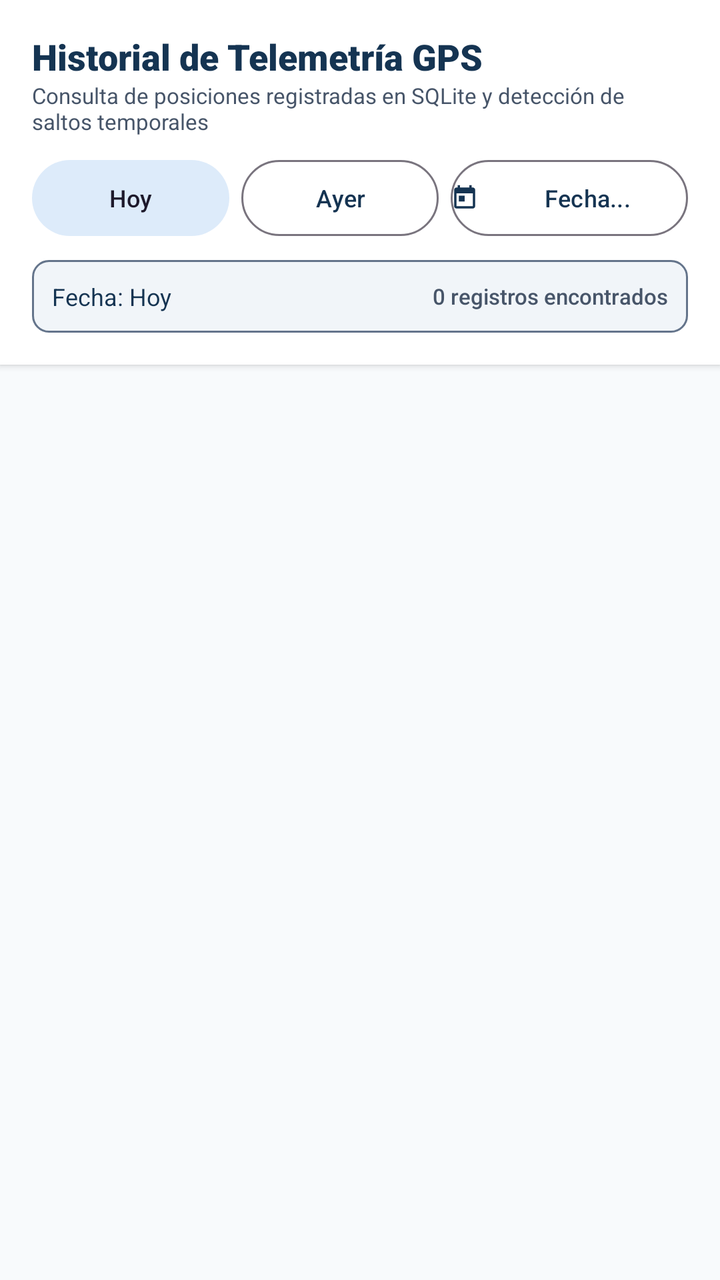
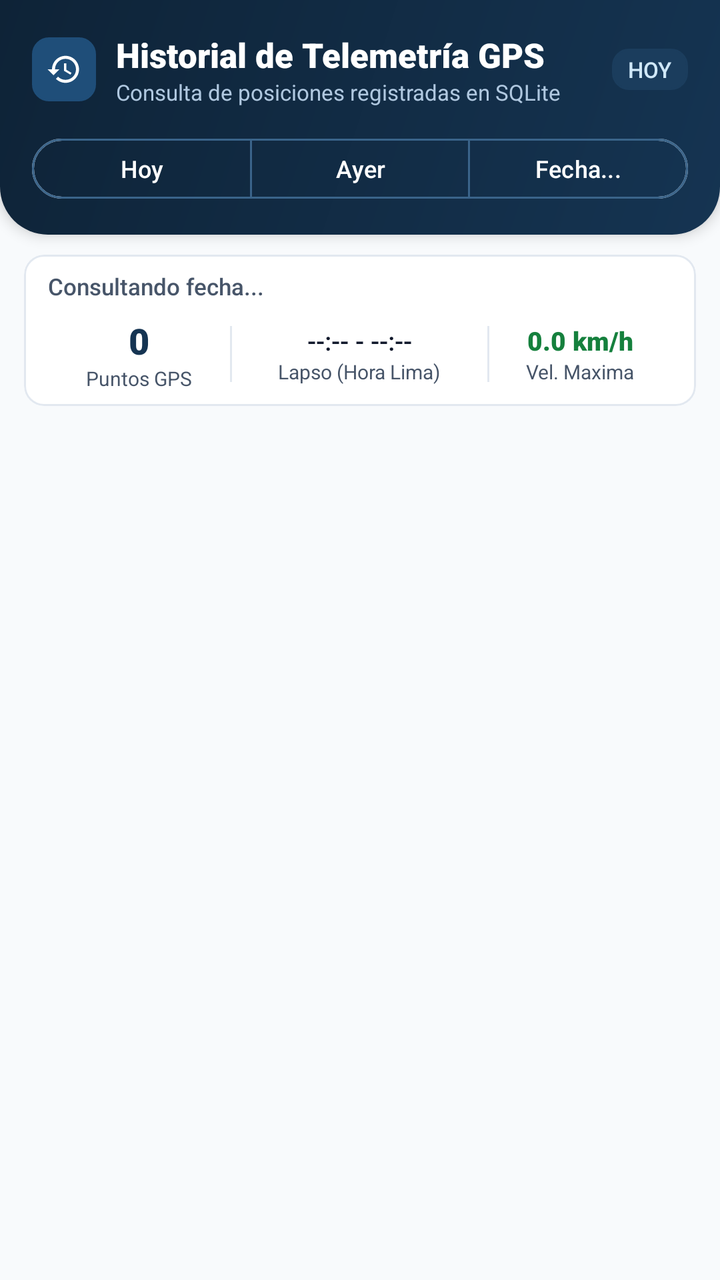

The first picture is an Android layout as it rendered before a commit; the second is the same layout after the commit. The layout source and the unified diff follow.
<!-- AndroidManifest.xml: application theme Theme.GPSCamiones -->
<!-- res/layout/fragment_history.xml -->
<?xml version="1.0" encoding="utf-8"?>
<LinearLayout xmlns:android="http://schemas.android.com/apk/res/android"
    xmlns:app="http://schemas.android.com/apk/res-auto"
    xmlns:tools="http://schemas.android.com/tools"
    android:layout_width="match_parent"
    android:layout_height="match_parent"
    android:background="@color/bg_light"
    android:orientation="vertical">

    
    <LinearLayout
        android:layout_width="match_parent"
        android:layout_height="wrap_content"
        android:background="@color/bg_surface"
        android:elevation="2dp"
        android:orientation="vertical"
        android:padding="16dp">

        <TextView
            android:layout_width="wrap_content"
            android:layout_height="wrap_content"
            android:fontFamily="sans-serif-black"
            android:text="Historial de Telemetría GPS"
            android:textColor="@color/primary_petrol"
            android:textSize="18sp" />

        <TextView
            android:layout_width="wrap_content"
            android:layout_height="wrap_content"
            android:fontFamily="sans-serif"
            android:text="Consulta de posiciones registradas en SQLite y detección de saltos temporales"
            android:textColor="@color/text_secondary"
            android:textSize="11sp" />

        
        <LinearLayout
            android:layout_width="match_parent"
            android:layout_height="wrap_content"
            android:layout_marginTop="12dp"
            android:gravity="center_vertical"
            android:orientation="horizontal">

            <com.google.android.material.button.MaterialButton
                android:id="@+id/btn_filter_today"
                style="@style/Widget.Material3.Button.TonalButton"
                android:layout_width="0dp"
                android:layout_height="38dp"
                android:layout_weight="1"
                android:insetTop="0dp"
                android:insetBottom="0dp"
                android:padding="0dp"
                android:text="Hoy"
                android:textSize="12sp" />

            <com.google.android.material.button.MaterialButton
                android:id="@+id/btn_filter_yesterday"
                style="@style/Widget.Material3.Button.OutlinedButton"
                android:layout_width="0dp"
                android:layout_height="38dp"
                android:layout_marginStart="6dp"
                android:layout_weight="1"
                android:insetTop="0dp"
                android:insetBottom="0dp"
                android:padding="0dp"
                android:text="Ayer"
                android:textSize="12sp" />

            <com.google.android.material.button.MaterialButton
                android:id="@+id/btn_filter_date_picker"
                style="@style/Widget.Material3.Button.OutlinedButton"
                android:layout_width="0dp"
                android:layout_height="38dp"
                android:layout_marginStart="6dp"
                android:layout_weight="1.2"
                android:insetTop="0dp"
                android:insetBottom="0dp"
                android:padding="0dp"
                android:text="Fecha..."
                android:textSize="12sp"
                app:icon="@drawable/ic_calendar"
                app:iconSize="14dp" />
        </LinearLayout>

        
        <LinearLayout
            android:id="@+id/layout_history_summary"
            android:layout_width="match_parent"
            android:layout_height="wrap_content"
            android:layout_marginTop="12dp"
            android:background="@drawable/badge_status_neutral"
            android:gravity="center_vertical"
            android:orientation="horizontal"
            android:padding="10dp">

            <TextView
                android:id="@+id/tv_history_selected_date"
                android:layout_width="0dp"
                android:layout_height="wrap_content"
                android:layout_weight="1"
                android:fontFamily="sans-serif-bold"
                android:text="Fecha: Hoy"
                android:textColor="@color/primary_petrol"
                android:textSize="12sp" />

            <TextView
                android:id="@+id/tv_history_points_count"
                android:layout_width="wrap_content"
                android:layout_height="wrap_content"
                android:fontFamily="sans-serif-medium"
                android:text="0 registros encontrados"
                android:textColor="@color/text_secondary"
                android:textSize="11sp" />
        </LinearLayout>
    </LinearLayout>

    
    <LinearLayout
        android:id="@+id/layout_history_empty"
        android:layout_width="match_parent"
        android:layout_height="0dp"
        android:layout_weight="1"
        android:gravity="center"
        android:orientation="vertical"
        android:padding="32dp"
        android:visibility="gone">

        <ImageView
            android:layout_width="64dp"
            android:layout_height="64dp"
            android:contentDescription="Sin registros"
            android:src="@drawable/ic_history"
            app:tint="@color/text_tertiary" />

        <TextView
            android:layout_width="wrap_content"
            android:layout_height="wrap_content"
            android:layout_marginTop="12dp"
            android:fontFamily="sans-serif-medium"
            android:text="Sin registros para la fecha seleccionada"
            android:textColor="@color/text_secondary"
            android:textSize="14sp" />

        <TextView
            android:layout_width="wrap_content"
            android:layout_height="wrap_content"
            android:layout_marginTop="4dp"
            android:fontFamily="sans-serif"
            android:gravity="center"
            android:text="Verifica que el seguimiento GPS esté activo para capturar posiciones en ruta."
            android:textColor="@color/text_tertiary"
            android:textSize="12sp" />
    </LinearLayout>

    
    <androidx.recyclerview.widget.RecyclerView
        android:id="@+id/rv_history"
        android:layout_width="match_parent"
        android:layout_height="0dp"
        android:layout_weight="1"
        android:clipToPadding="false"
        android:paddingStart="16dp"
        android:paddingTop="12dp"
        android:paddingEnd="16dp"
        android:paddingBottom="16dp" />

</LinearLayout>
<!-- resources referenced by this layout -->
<resources>
  <color name="bg_light">#F8FAFC</color>
  <color name="bg_surface">#FFFFFF</color>
  <color name="primary_petrol">#153452</color>
  <color name="text_secondary">#475569</color>
  <color name="text_tertiary">#94A3B8</color>
  <!-- drawable badge_status_neutral (drawable) -->
  <?xml version="1.0" encoding="utf-8"?>
  <shape xmlns:android="http://schemas.android.com/apk/res/android"
      android:shape="rectangle">
      <corners android:radius="8dp" />
      <solid android:color="@color/status_neutral_container" />
      <stroke
          android:width="1dp"
          android:color="@color/status_neutral" />
  </shape>
  <!-- drawable ic_calendar (drawable) -->
  <vector xmlns:android="http://schemas.android.com/apk/res/android"
      android:width="24dp"
      android:height="24dp"
      android:viewportWidth="24"
      android:viewportHeight="24">
      <path
          android:fillColor="#FF000000"
          android:pathData="M19,3h-1V1h-2v2H8V1H6v2H5c-1.11,0 -1.99,0.9 -1.99,2L3,19c0,1.1 0.89,2 2,2h14c1.1,0 2,-0.9 2,-2V5c0,-1.1 -0.9,-2 -2,-2zm0,16H5V8h14v11zM7,10h5v5H7z" />
  </vector>
  <!-- drawable ic_history (drawable) -->
  <vector xmlns:android="http://schemas.android.com/apk/res/android"
      android:width="24dp"
      android:height="24dp"
      android:viewportWidth="24"
      android:viewportHeight="24">
      <path
          android:fillColor="#FF000000"
          android:pathData="M13,3c-4.97,0 -9,4.03 -9,9H1l3.89,3.89 0.07,0.14L9,12H6c0,-3.87 3.13,-7 7,-7s7,3.13 7,7 -3.13,7 -7,7c-1.93,0 -3.68,-0.79 -4.94,-2.06l-1.42,1.42C8.27,19.99 10.51,21 13,21c4.97,0 9,-4.03 9,-9s-4.03,-9 -9,-9zm-1,5v5l4.28,2.54 0.72,-1.21 -3.5,-2.08V8H12z" />
  </vector>
  <style name="Theme.GPSCamiones" parent="Base.Theme.GPSCamiones" />
  <color name="status_neutral_container">#F1F5F9</color>
  <color name="status_neutral">#64748B</color>
  <color name="text_on_primary">#FFFFFF</color>
  <color name="primary_container">#E8F1F8</color>
  <color name="on_primary_container">#0A1D30</color>
  <color name="secondary_accent">#1E6091</color>
  <color name="secondary_container">#DDEBFA</color>
  <color name="bg_surface_variant">#F1F5F9</color>
  <color name="text_primary">#0F172A</color>
  <color name="primary_petrol_dark">#0E2337</color>
  <!-- unchanged entries left out for length: 1 -->
</resources>

<!-- the commit's change to res/layout/fragment_history.xml (unified diff, before → after) -->
@@ -11,107 +11,250 @@
     <LinearLayout
         android:layout_width="match_parent"
         android:layout_height="wrap_content"
-        android:background="@color/bg_surface"
-        android:elevation="2dp"
+        android:background="@drawable/bg_header_gradient"
+        android:elevation="4dp"
         android:orientation="vertical"
-        android:padding="16dp">
-
-        <TextView
-            android:layout_width="wrap_content"
-            android:layout_height="wrap_content"
-            android:fontFamily="sans-serif-black"
-            android:text="Historial de Telemetría GPS"
-            android:textColor="@color/primary_petrol"
-            android:textSize="18sp" />
-
-        <TextView
-            android:layout_width="wrap_content"
-            android:layout_height="wrap_content"
-            android:fontFamily="sans-serif"
-            android:text="Consulta de posiciones registradas en SQLite y detección de saltos temporales"
-            android:textColor="@color/text_secondary"
-            android:textSize="11sp" />
+        android:paddingStart="16dp"
+        android:paddingTop="16dp"
+        android:paddingEnd="16dp"
+        android:paddingBottom="14dp">
 
         
         <LinearLayout
             android:layout_width="match_parent"
             android:layout_height="wrap_content"
-            android:layout_marginTop="12dp"
             android:gravity="center_vertical"
             android:orientation="horizontal">
 
+            <ImageView
+                android:layout_width="32dp"
+                android:layout_height="32dp"
+                android:background="@drawable/badge_status_neutral"
+                android:backgroundTint="@color/primary_petrol_light"
+                android:contentDescription="Historial"
+                android:padding="7dp"
+                android:src="@drawable/ic_history"
+                app:tint="@color/white" />
+
+            <LinearLayout
+                android:layout_width="0dp"
+                android:layout_height="wrap_content"
+                android:layout_marginStart="10dp"
+                android:layout_weight="1"
+                android:orientation="vertical">
+
+                <TextView
+                    android:layout_width="wrap_content"
+                    android:layout_height="wrap_content"
+                    android:fontFamily="sans-serif-black"
+                    android:text="Historial de Telemetría GPS"
+                    android:textColor="@color/white"
+                    android:textSize="17sp" />
+
+                <TextView
+                    android:layout_width="wrap_content"
+                    android:layout_height="wrap_content"
+                    android:fontFamily="sans-serif"
+                    android:text="Consulta de posiciones registradas en SQLite"
+                    android:textColor="#B0C8E0"
+                    android:textSize="11sp" />
+            </LinearLayout>
+
+            <TextView
+                android:id="@+id/tv_history_badge_day"
+                android:layout_width="wrap_content"
+                android:layout_height="wrap_content"
+                android:background="@drawable/badge_status_neutral"
+                android:backgroundTint="#1B3D5D"
+                android:fontFamily="sans-serif-medium"
+                android:paddingStart="8dp"
+                android:paddingTop="3dp"
+                android:paddingEnd="8dp"
+                android:paddingBottom="3dp"
+                android:text="HOY"
+                android:textColor="#D0E8F8"
+                android:textSize="11sp" />
+        </LinearLayout>
+
+        
+        <com.google.android.material.button.MaterialButtonToggleGroup
+            android:id="@+id/toggle_group_filtros"
+            android:layout_width="match_parent"
+            android:layout_height="wrap_content"
+            android:layout_marginTop="12dp"
+            app:selectionRequired="true"
+            app:singleSelection="true">
+
             <com.google.android.material.button.MaterialButton
                 android:id="@+id/btn_filter_today"
-                style="@style/Widget.Material3.Button.TonalButton"
+                style="@style/Widget.Material3.Button.OutlinedButton"
                 android:layout_width="0dp"
                 android:layout_height="38dp"
                 android:layout_weight="1"
-                android:insetTop="0dp"
-                android:insetBottom="0dp"
-                android:padding="0dp"
                 android:text="Hoy"
-                android:textSize="12sp" />
+                android:textColor="@color/white"
+                android:textSize="12sp"
+                app:strokeColor="#3A648A" />
 
             <com.google.android.material.button.MaterialButton
                 android:id="@+id/btn_filter_yesterday"
                 style="@style/Widget.Material3.Button.OutlinedButton"
                 android:layout_width="0dp"
                 android:layout_height="38dp"
-                android:layout_marginStart="6dp"
                 android:layout_weight="1"
-                android:insetTop="0dp"
-                android:insetBottom="0dp"
-                android:padding="0dp"
                 android:text="Ayer"
-                android:textSize="12sp" />
+                android:textColor="@color/white"
+                android:textSize="12sp"
+                app:strokeColor="#3A648A" />
 
             <com.google.android.material.button.MaterialButton
                 android:id="@+id/btn_filter_date_picker"
                 style="@style/Widget.Material3.Button.OutlinedButton"
                 android:layout_width="0dp"
                 android:layout_height="38dp"
-                android:layout_marginStart="6dp"
-                android:layout_weight="1.2"
-                android:insetTop="0dp"
-                android:insetBottom="0dp"
-                android:padding="0dp"
+                android:layout_weight="1"
+                android:drawableStart="@drawable/ic_calendar"
+                android:drawableTint="@color/white"
                 android:text="Fecha..."
+                android:textColor="@color/white"
                 android:textSize="12sp"
-                app:icon="@drawable/ic_calendar"
-                app:iconSize="14dp" />
-        </LinearLayout>
+                app:strokeColor="#3A648A" />
+        </com.google.android.material.button.MaterialButtonToggleGroup>
+
+    </LinearLayout>
+
+    
+    <com.google.android.material.card.MaterialCardView
+        style="@style/Widget.GPSCamiones.Card"
+        android:layout_width="match_parent"
+        android:layout_height="wrap_content"
+        android:layout_marginStart="12dp"
+        android:layout_marginTop="10dp"
+        android:layout_marginEnd="12dp"
+        android:layout_marginBottom="2dp"
+        app:cardCornerRadius="10dp"
+        app:cardElevation="0dp"
+        app:strokeColor="@color/bg_card_stroke"
+        app:strokeWidth="1dp">
 
         
         <LinearLayout
-            android:id="@+id/layout_history_summary"
             android:layout_width="match_parent"
             android:layout_height="wrap_content"
-            android:layout_marginTop="12dp"
-            android:background="@drawable/badge_status_neutral"
-            android:gravity="center_vertical"
-            android:orientation="horizontal"
-            android:padding="10dp">
+            android:orientation="vertical"
+            android:paddingStart="12dp"
+            android:paddingTop="8dp"
+            android:paddingEnd="12dp"
+            android:paddingBottom="0dp">
 
             <TextView
                 android:id="@+id/tv_history_selected_date"
-                android:layout_width="0dp"
-                android:layout_height="wrap_content"
-                android:layout_weight="1"
-                android:fontFamily="sans-serif-bold"
-                android:text="Fecha: Hoy"
-                android:textColor="@color/primary_petrol"
-                android:textSize="12sp" />
-
-            <TextView
-                android:id="@+id/tv_history_points_count"
-                android:layout_width="wrap_content"
+                android:layout_width="match_parent"
                 android:layout_height="wrap_content"
                 android:fontFamily="sans-serif-medium"
-                android:text="0 registros encontrados"
+                android:text="Consultando fecha..."
                 android:textColor="@color/text_secondary"
-                android:textSize="11sp" />
+                android:textSize="11.5sp" />
+
+            
+            <LinearLayout
+                android:layout_width="match_parent"
+                android:layout_height="52dp"
+                android:gravity="center_vertical"
+                android:orientation="horizontal">
+
+                
+                <LinearLayout
+                    android:layout_width="0dp"
+                    android:layout_height="wrap_content"
+                    android:layout_weight="1"
+                    android:gravity="center"
+                    android:orientation="vertical">
+
+                    <TextView
+                        android:id="@+id/tv_kpi_total_puntos"
+                        android:layout_width="wrap_content"
+                        android:layout_height="wrap_content"
+                        android:fontFamily="sans-serif-black"
+                        android:text="0"
+                        android:textColor="@color/primary_petrol"
+                        android:textSize="18sp" />
+
+                    <TextView
+                        android:layout_width="wrap_content"
+                        android:layout_height="wrap_content"
+                        android:fontFamily="sans-serif"
+                        android:text="Puntos GPS"
+                        android:textColor="@color/text_secondary"
+                        android:textSize="10sp" />
+                </LinearLayout>
+
+                <View
+                    android:layout_width="1dp"
+                    android:layout_height="28dp"
+                    android:background="@color/divider" />
+
+                
+                <LinearLayout
+                    android:layout_width="0dp"
+                    android:layout_height="wrap_content"
+                    android:layout_weight="1.4"
+                    android:gravity="center"
+                    android:orientation="vertical">
+
+                    <TextView
+                        android:id="@+id/tv_kpi_rango_horario"
+                        android:layout_width="wrap_content"
+                        android:layout_height="wrap_content"
+                        android:fontFamily="sans-serif-medium"
+                        android:maxLines="1"
+                        android:text="--:-- - --:--"
+                        android:textColor="@color/text_primary"
+                        android:textSize="13sp" />
+
+                    <TextView
+                        android:layout_width="wrap_content"
+                        android:layout_height="wrap_content"
+                        android:fontFamily="sans-serif"
+                        android:text="Lapso (Hora Lima)"
+                        android:textColor="@color/text_secondary"
+                        android:textSize="10sp" />
+                </LinearLayout>
+
+                <View
+                    android:layout_width="1dp"
+                    android:layout_height="28dp"
+                    android:background="@color/divider" />
+
+                
+                <LinearLayout
+                    android:layout_width="0dp"
+                    android:layout_height="wrap_content"
+                    android:layout_weight="1"
+                    android:gravity="center"
+                    android:orientation="vertical">
+
+                    <TextView
+                        android:id="@+id/tv_kpi_vel_maxima"
+                        android:layout_width="wrap_content"
+                        android:layout_height="wrap_content"
+                        android:fontFamily="sans-serif-black"
+                        android:text="0.0 km/h"
+                        android:textColor="@color/status_active_text"
+                        android:textSize="13sp" />
+
+                    <TextView
+                        android:layout_width="wrap_content"
+                        android:layout_height="wrap_content"
+                        android:fontFamily="sans-serif"
+                        android:text="Vel. Maxima"
+                        android:textColor="@color/text_secondary"
+                        android:textSize="10sp" />
+                </LinearLayout>
+
+            </LinearLayout>
         </LinearLayout>
-    </LinearLayout>
+    </com.google.android.material.card.MaterialCardView>
 
     
     <LinearLayout
@@ -122,11 +265,12 @@
         android:gravity="center"
         android:orientation="vertical"
         android:padding="32dp"
-        android:visibility="gone">
+        android:visibility="gone"
+        tools:visibility="visible">
 
         <ImageView
-            android:layout_width="64dp"
-            android:layout_height="64dp"
+            android:layout_width="52dp"
+            android:layout_height="52dp"
             android:contentDescription="Sin registros"
             android:src="@drawable/ic_history"
             app:tint="@color/text_tertiary" />
@@ -136,7 +280,7 @@
             android:layout_height="wrap_content"
             android:layout_marginTop="12dp"
             android:fontFamily="sans-serif-medium"
-            android:text="Sin registros para la fecha seleccionada"
+            android:text="Sin telemetria en esta fecha"
             android:textColor="@color/text_secondary"
             android:textSize="14sp" />
 
@@ -146,7 +290,7 @@
             android:layout_marginTop="4dp"
             android:fontFamily="sans-serif"
             android:gravity="center"
-            android:text="Verifica que el seguimiento GPS esté activo para capturar posiciones en ruta."
+            android:text="No se encontraron registros en SQLite para el dia seleccionado."
             android:textColor="@color/text_tertiary"
             android:textSize="12sp" />
     </LinearLayout>
@@ -158,9 +302,8 @@
         android:layout_height="0dp"
         android:layout_weight="1"
         android:clipToPadding="false"
-        android:paddingStart="16dp"
-        android:paddingTop="12dp"
-        android:paddingEnd="16dp"
-        android:paddingBottom="16dp" />
+        android:paddingTop="6dp"
+        android:paddingBottom="16dp"
+        tools:visibility="visible" />
 
 </LinearLayout>
<!-- resource entries referenced after the edit -->
@@ -1,10 +1,15 @@
 <!-- resources referenced by this layout -->
 <resources>
+  <color name="bg_card_stroke">#E2E8F0</color>
   <color name="bg_light">#F8FAFC</color>
+  <color name="divider">#E2E8F0</color>
   <color name="bg_surface">#FFFFFF</color>
   <color name="primary_petrol">#153452</color>
+  <color name="primary_petrol_light">#1F4E79</color>
+  <color name="status_active_text">#15803D</color>
   <color name="text_secondary">#475569</color>
   <color name="text_tertiary">#94A3B8</color>
+  <color name="white">#FFFFFFFF</color>
   <!-- drawable badge_status_neutral (drawable) -->
   <?xml version="1.0" encoding="utf-8"?>
   <shape xmlns:android="http://schemas.android.com/apk/res/android"
@@ -14,6 +19,19 @@
       <stroke
           android:width="1dp"
           android:color="@color/status_neutral" />
+  </shape>
+  <!-- drawable bg_header_gradient (drawable) -->
+  <?xml version="1.0" encoding="utf-8"?>
+  <shape xmlns:android="http://schemas.android.com/apk/res/android"
+      android:shape="rectangle">
+      <gradient
+          android:angle="135"
+          android:startColor="@color/primary_petrol"
+          android:endColor="@color/primary_petrol_dark"
+          android:type="linear" />
+      <corners
+          android:bottomLeftRadius="24dp"
+          android:bottomRightRadius="24dp" />
   </shape>
   <!-- drawable ic_calendar (drawable) -->
   <vector xmlns:android="http://schemas.android.com/apk/res/android"
@@ -35,6 +53,13 @@
           android:fillColor="#FF000000"
           android:pathData="M13,3c-4.97,0 -9,4.03 -9,9H1l3.89,3.89 0.07,0.14L9,12H6c0,-3.87 3.13,-7 7,-7s7,3.13 7,7 -3.13,7 -7,7c-1.93,0 -3.68,-0.79 -4.94,-2.06l-1.42,1.42C8.27,19.99 10.51,21 13,21c4.97,0 9,-4.03 9,-9s-4.03,-9 -9,-9zm-1,5v5l4.28,2.54 0.72,-1.21 -3.5,-2.08V8H12z" />
   </vector>
+  <style name="Widget.GPSCamiones.Card" parent="Widget.Material3.CardView.Elevated">
+          <item name="cardCornerRadius">16dp</item>
+          <item name="cardElevation">2dp</item>
+          <item name="cardBackgroundColor">@color/bg_surface</item>
+          <item name="strokeWidth">1dp</item>
+          <item name="strokeColor">@color/bg_card_stroke</item>
+      </style>
   <style name="Theme.GPSCamiones" parent="Base.Theme.GPSCamiones" />
   <color name="status_neutral_container">#F1F5F9</color>
   <color name="status_neutral">#64748B</color>
